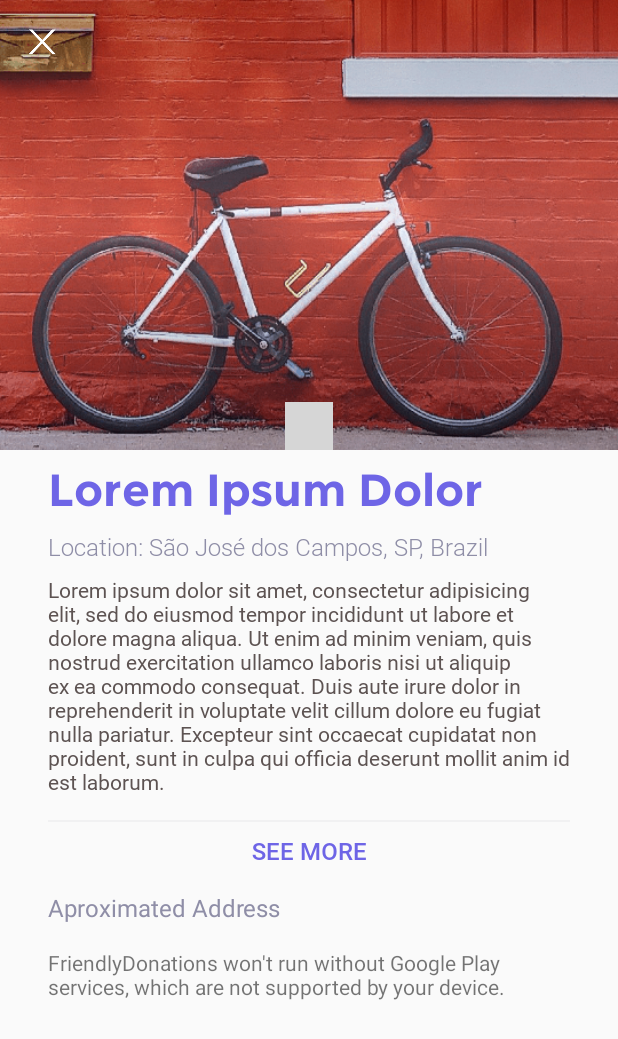
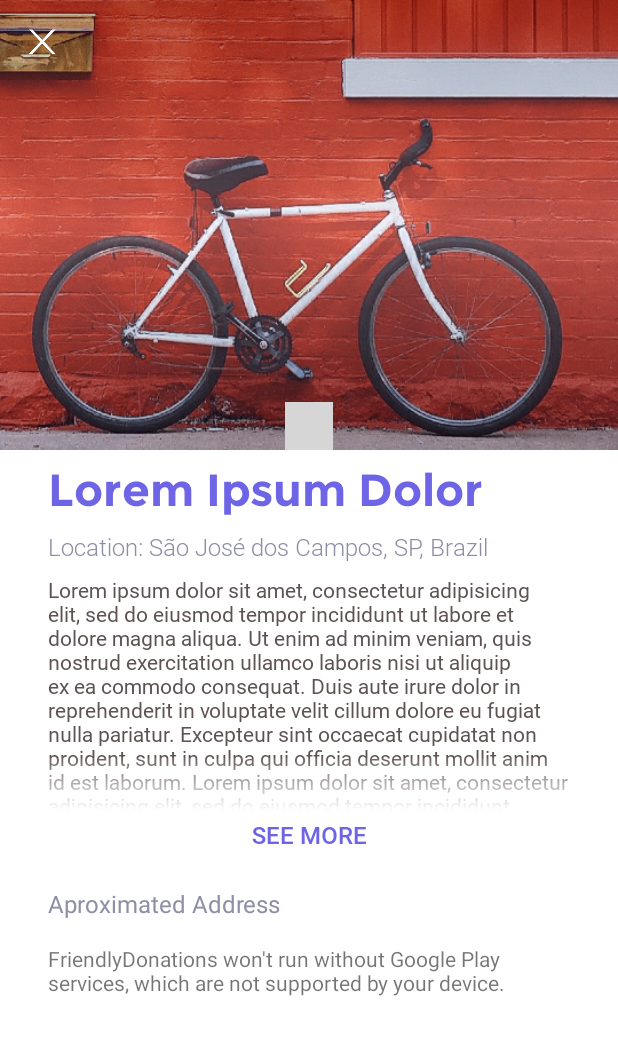
Before and after one commit to brunogabriel/FreeStuffs-Android, an Android app: the DonationDetailActivity screen opened directly, with no data from a screen before it, on a phone screen of 412 x 824 dp. Shown: the top 1039 px of the screen. Run offline under Robolectric (Android 15) with nearby library versions, the phone set to English and light mode, and no system bars; our stand-ins replace ButterKnife; libraries missing offline, so code that uses them is left out: net.lucode.hackware; plain views replace MagicIndicator; pictures from the network do not load; 8 statements that could not run were skipped; grey boxes are pictures that could not be loaded.

Commit message:
Adjustments to SEE MORE button in DonationDetailActivity

```diff
--- a/FriendlyDonations/app/src/main/java/br/com/friendlydonations/views/activities/DonationDetailActivity.java
+++ b/FriendlyDonations/app/src/main/java/br/com/friendlydonations/views/activities/DonationDetailActivity.java
@@ -10,6 +10,7 @@ import android.support.v7.widget.Toolbar;
 import android.view.LayoutInflater;
 import android.view.MenuItem;
 import android.view.View;
+import android.widget.RelativeLayout;
 import android.widget.TextView;
 
 import com.google.android.gms.maps.CameraUpdateFactory;
@@ -33,6 +34,7 @@ import br.com.friendlydonations.views.adapters.DynamicPageAdapterImages;
 import br.com.friendlydonations.views.widgets.ScaleCircleNavigator;
 import butterknife.BindView;
 import butterknife.ButterKnife;
+import butterknife.OnClick;
 
 /**
  * Created by brunogabriel on 9/7/16.
@@ -58,6 +60,14 @@ public class DonationDetailActivity extends BaseActivity{
     @BindView(R.id.tvIdTitle) protected TextView tvIdTitle;
     @BindView(R.id.tvIdContent) protected TextView tvIdContent;
     @BindView(R.id.tvImInterestedText) protected TextView tvImInterestedText;
+    @BindView(R.id.rlDonateDescription) protected RelativeLayout rlDonateDescription;
+
+
+    @OnClick(R.id.tvDonateSeeMore)
+    void seeMore(){
+        rlDonateDescription.getLayoutParams().height = RelativeLayout.LayoutParams.WRAP_CONTENT;
+        tvDonateSeeMore.setVisibility(View.GONE);
+    }
 
 
     protected DynamicPageAdapterImages dynamicPageAdapter;
@@ -81,7 +91,7 @@ public class DonationDetailActivity extends BaseActivity{
 
     @Override
     public void initUI() {
-        setupToolbar(toolbar, "", "", true, true );
+        setupToolbar(toolbar, "", "", true, true);
         applyCloseMenu();
         tvDonateLocation.setText(String.format(getResources().getString(R.string.donate_detail_location), "São José dos Campos, SP, Brazil"));
         dynamicPageAdapter = new DynamicPageAdapterImages(mViews);
@@ -130,7 +140,8 @@ public class DonationDetailActivity extends BaseActivity{
             @Override
             public void onTouch() {
                 NestedScrollView nsvContentScroll = (NestedScrollView) findViewById(R.id.nsvContentScroll);
-                if (nsvContentScroll != null) nsvContentScroll.requestDisallowInterceptTouchEvent(true);
+                if (nsvContentScroll != null)
+                    nsvContentScroll.requestDisallowInterceptTouchEvent(true);
             }
         });
 
--- /dev/null
+++ b/FriendlyDonations/app/src/main/res/drawable/drawable_white_gradient_effect.xml
@@ -0,0 +1,10 @@
+<?xml version="1.0" encoding="utf-8"?>
+<shape xmlns:android="http://schemas.android.com/apk/res/android">
+
+    <gradient android:angle="90"
+        android:centerX="50%"
+        android:endColor="#16ffffff"
+        android:centerColor="#fff"
+        android:startColor="#fff"/>
+
+</shape>
--- a/FriendlyDonations/app/src/main/res/layout/activity_donation_detail.xml
+++ b/FriendlyDonations/app/src/main/res/layout/activity_donation_detail.xml
@@ -62,6 +62,7 @@
         android:id="@+id/nsvContentScroll"
         android:layout_width="match_parent"
         android:layout_height="match_parent"
+        android:background="@color/colorWhite"
         app:layout_behavior="@string/appbar_scrolling_view_behavior">
 
         <LinearLayout
@@ -95,33 +96,36 @@
                     android:layout_width="match_parent"
                     android:layout_height="wrap_content" />
 
+                <RelativeLayout
+                    android:id="@+id/rlDonateDescription"
+                    android:layout_width="match_parent"
+                    android:layout_height="200dp">
+
                     <TextView
                         android:id="@+id/tvDonateDescription"
-                    android:text="@string/lorem_text"
+                        android:text="@string/lorem_text_long"
                         style="@style/TextView.Typeface2"
                         android:layout_marginTop="@dimen/place_autocomplete_prediction_horizontal_margin"
                         android:textColor="@color/colorPallet2"
                         android:layout_width="match_parent"
                         android:layout_height="wrap_content" />
 
-                <View
-                    android:alpha="0.1"
-                    android:background="@color/colorGray"
-                    android:layout_marginTop="@dimen/material_layout_keylines_screen_edge_margin"
-                    android:layout_width="match_parent"
-                    android:layout_height="1dp"/>
-
 
                     <TextView
                         android:id="@+id/tvDonateSeeMore"
                         android:text="@string/donate_detail_see_more"
                         style="@style/TextView.Typeface3"
-                    android:gravity="center"
+                        android:background="@drawable/drawable_white_gradient_effect"
+                        android:gravity="bottom|center_horizontal"
                         android:layout_marginTop="8dp"
+                        android:paddingBottom="8dp"
                         android:textAllCaps="true"
                         android:textColor="@color/colorPrimary"
                         android:layout_width="match_parent"
-                    android:layout_height="wrap_content" />
+                        android:layout_height="70dp"
+                        android:layout_alignParentBottom="true"/>
+
+                </RelativeLayout>
 
                 <TextView
                     android:id="@+id/tvAproximatedAddress"
--- a/FriendlyDonations/app/src/main/res/values/strings.xml
+++ b/FriendlyDonations/app/src/main/res/values/strings.xml
@@ -51,6 +51,18 @@
     consequat. Duis aute irure dolor in reprehenderit in voluptate velit
     cillum dolore eu fugiat nulla pariatur. Excepteur sint occaecat cupidatat non
     proident, sunt in culpa qui officia deserunt mollit anim id est laborum.</string>
+    <string name="lorem_text_long">Lorem ipsum dolor sit amet, consectetur adipisicing elit, sed do eiusmod
+    tempor incididunt ut labore et dolore magna aliqua. Ut enim ad minim veniam,
+    quis nostrud exercitation ullamco laboris nisi ut aliquip ex ea commodo
+    consequat. Duis aute irure dolor in reprehenderit in voluptate velit
+    cillum dolore eu fugiat nulla pariatur. Excepteur sint occaecat cupidatat non
+    proident, sunt in culpa qui officia deserunt mollit anim id est laborum.
+    Lorem ipsum dolor sit amet, consectetur adipisicing elit, sed do eiusmod
+    tempor incididunt ut labore et dolore magna aliqua. Ut enim ad minim veniam,
+    quis nostrud exercitation ullamco laboris nisi ut aliquip ex ea commodo
+    consequat. Duis aute irure dolor in reprehenderit in voluptate velit
+    cillum dolore eu fugiat nulla pariatur. Excepteur sint occaecat cupidatat non
+    proident, sunt in culpa qui officia deserunt mollit anim id est laborum.</string>
     <string name="lorem_word">Lorem</string>
 
     <!-- Tab bar  items -->
```
Lines whose indentation alone changed are shown as unchanged.
